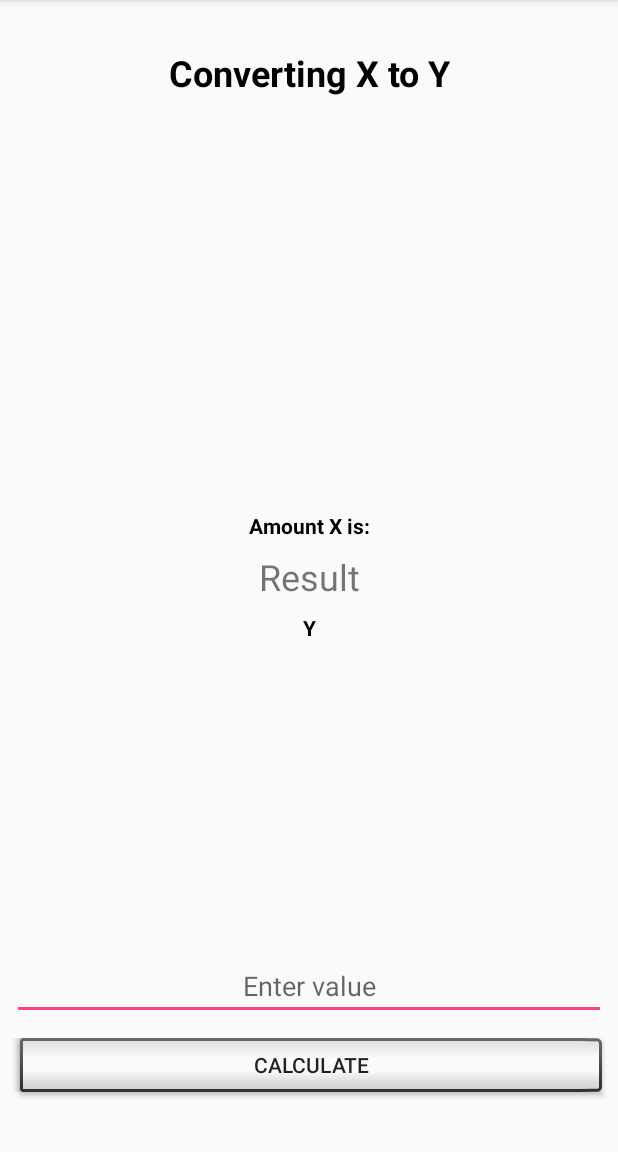
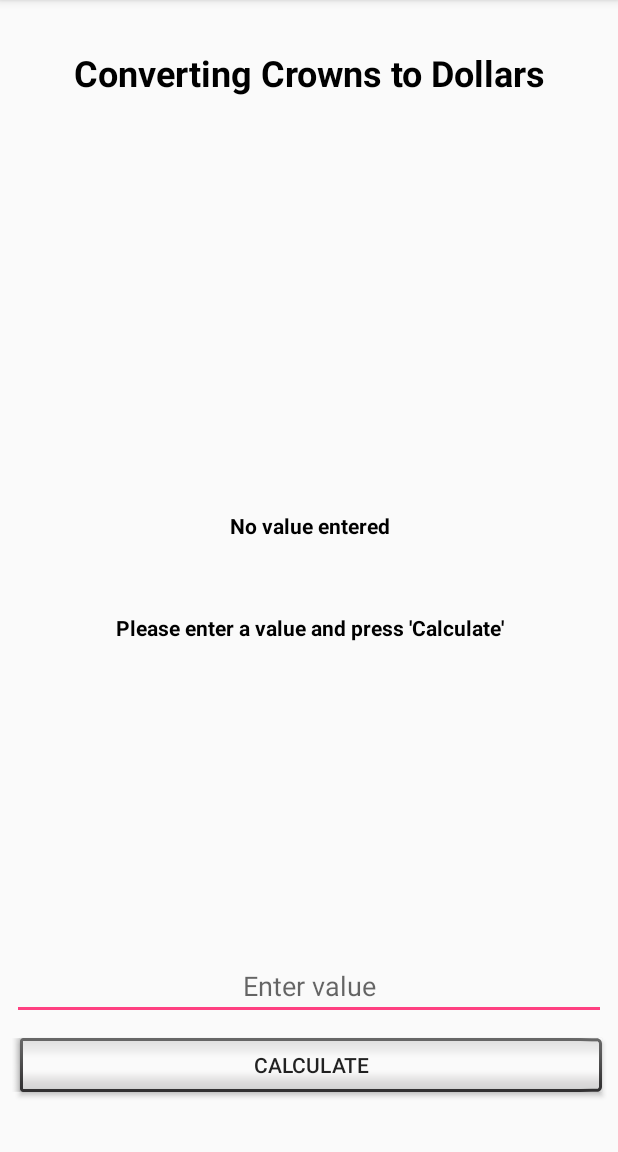
Before and after one commit to LindvedKrvang/ConvertCalculator, an Android app: the CrownsDollarsActivity screen opened directly, with no data from a screen before it, on a phone screen of 412 x 824 dp, the part 84-1236 px from its top. Run offline under Robolectric (Android 15) with nearby library versions, the phone set to English and light mode, and no system bars.

Commit message:
Implemented Calculate Button

```diff
--- a/app/src/main/res/values/strings.xml
+++ b/app/src/main/res/values/strings.xml
@@ -9,4 +9,10 @@
     <string name="kilometersToMiles">Converting Kilometers to Miles</string>
     <string name="kilometers">Kilometers</string>
     <string name="miles">Miles</string>
+    <string name="CrownToDollars">Converting Crowns to Dollars</string>
+    <string name="CrownsIs">Crowns is:</string>
+    <string name="Dollars">Dollars</string>
+    <string name="DollarsToCrowns">Converting Dollars to Crowns</string>
+    <string name="DollarsIs">Dollars is:</string>
+    <string name="Crowns">Crowns</string>
 </resources>
```
Also changed, not shown: app/src/main/java/com/krvang/lindved/convertcalculator/gui/CrownsDollarsActivity.java (+55 -7 lines).
